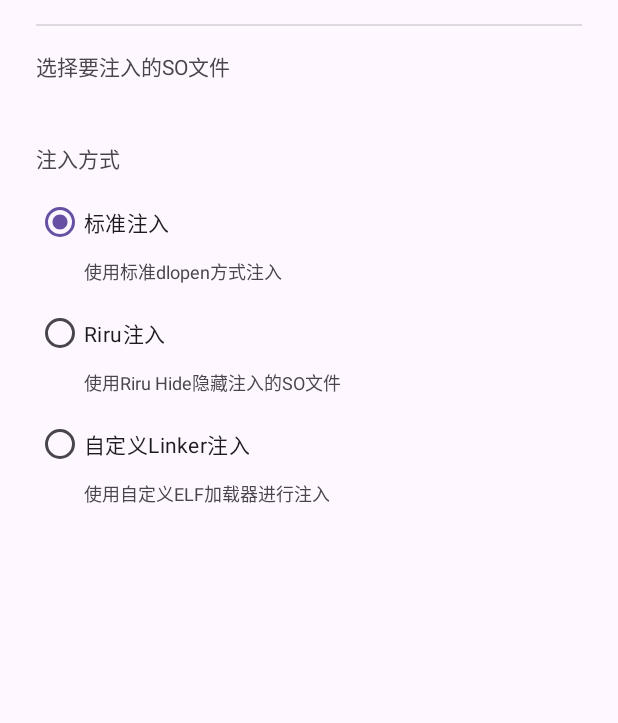
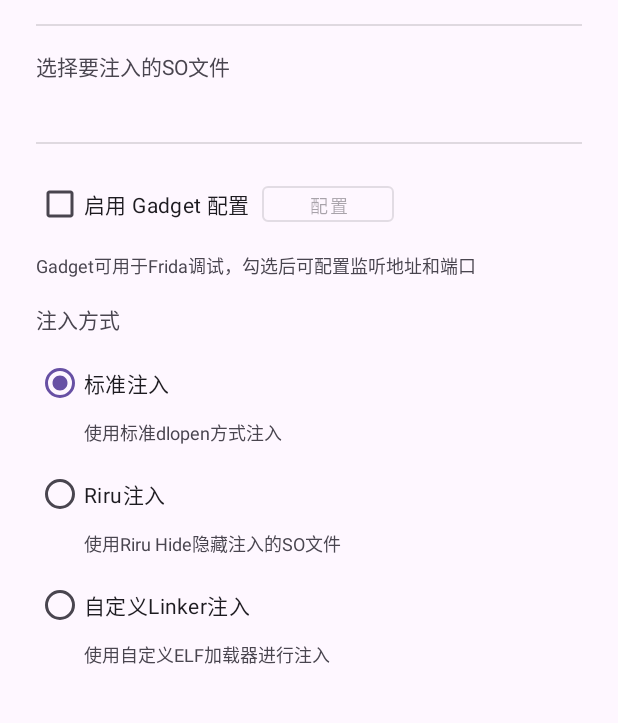
Before and after one commit to jiqiu2022/Zygisk-MyInjector, an Android app: the layout dialog_app_config.xml on its own in the app's theme, with its tools: preview values and no code run, on a phone screen of 412 x 824 dp, the part 108-831 px from its top. Run offline under Robolectric (Android 15) with nearby library versions, the phone set to English and light mode, and no system bars.

Commit message:
feat:增加gadget配置界面

```diff
--- a/configapp/src/main/res/layout/dialog_app_config.xml
+++ b/configapp/src/main/res/layout/dialog_app_config.xml
@@ -81,13 +81,52 @@
         android:textColor="?android:attr/textColorTertiary"
         android:visibility="gone" />
 
+    <View
+        android:layout_width="match_parent"
+        android:layout_height="1dp"
+        android:background="?android:attr/listDivider"
+        android:layout_marginTop="16dp"
+        android:layout_marginBottom="16dp" />
+
+    <LinearLayout
+        android:layout_width="match_parent"
+        android:layout_height="wrap_content"
+        android:orientation="horizontal"
+        android:gravity="center_vertical"
+        android:layout_marginBottom="8dp">
+
+        <CheckBox
+            android:id="@+id/checkboxEnableGadget"
+            android:layout_width="wrap_content"
+            android:layout_height="wrap_content"
+            android:text="启用 Gadget 配置"
+            android:layout_marginEnd="8dp" />
+
+        <com.google.android.material.button.MaterialButton
+            android:id="@+id/btnConfigureGadget"
+            android:layout_width="wrap_content"
+            android:layout_height="36dp"
+            android:text="配置"
+            android:textSize="12sp"
+            style="@style/Widget.MaterialComponents.Button.OutlinedButton"
+            android:enabled="false" />
+
+    </LinearLayout>
+
+    <TextView
+        android:layout_width="match_parent"
+        android:layout_height="wrap_content"
+        android:text="Gadget可用于Frida调试，勾选后可配置监听地址和端口"
+        android:textSize="12sp"
+        android:textColor="?android:attr/textColorSecondary"
+        android:layout_marginBottom="16dp" />
+
     <TextView
         android:layout_width="wrap_content"
         android:layout_height="wrap_content"
         android:text="注入方式"
         android:textSize="14sp"
         android:textColor="?android:attr/textColorSecondary"
-        android:layout_marginTop="16dp"
         android:layout_marginBottom="8dp" />
 
     <RadioGroup
```
Also changed, not shown: configapp/src/main/java/com/jiqiu/configapp/AppListFragment.java (+39 -0 lines), configapp/src/main/java/com/jiqiu/configapp/ConfigManager.java (+144 -0 lines), 3 other files.
